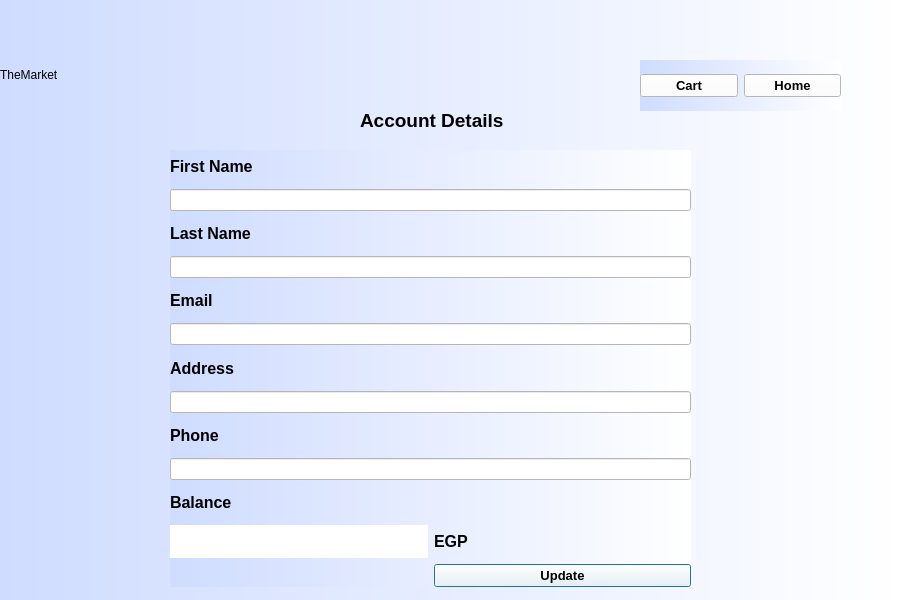
Before: the Qt Designer form Marketplace-Client/Marketplace-Client/account.ui in Ahmedkhalifa1999/Design-and-Implementation-of-a-Marketplace-system, drawn with Qt 5.
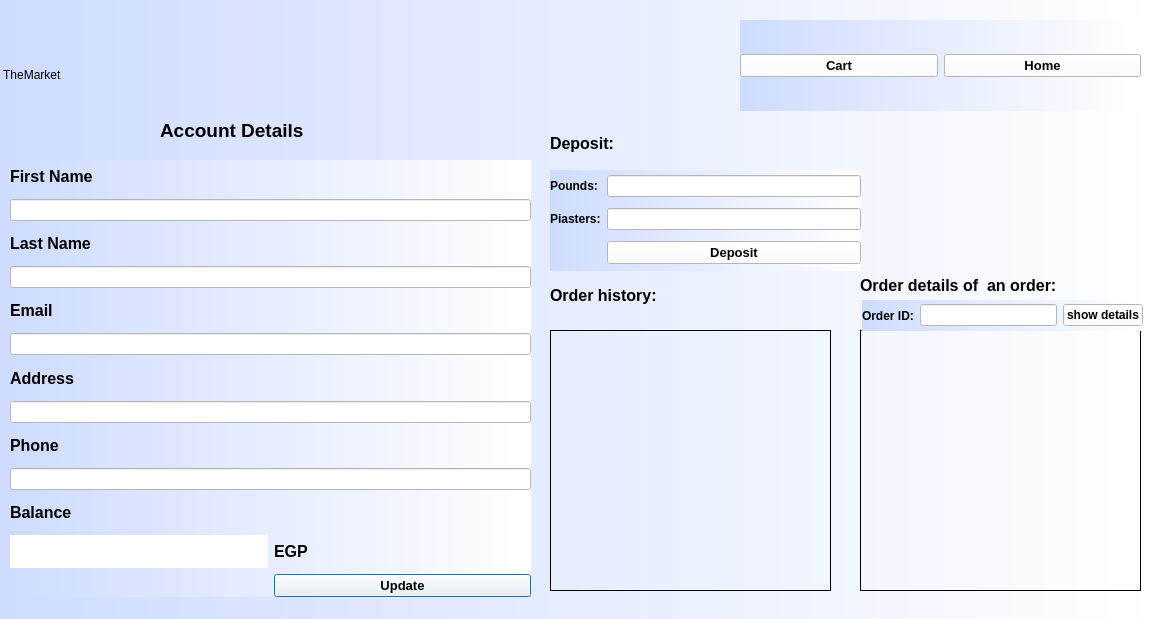
After: the same form once the commit is applied.

```diff
--- a/Marketplace-Client/Marketplace-Client/account.ui
+++ b/Marketplace-Client/Marketplace-Client/account.ui
@@ -6,8 +6,8 @@
    <rect>
     <x>0</x>
     <y>0</y>
-    <width>900</width>
-    <height>600</height>
+    <width>1157</width>
+    <height>619</height>
    </rect>
   </property>
   <property name="windowTitle">
@@ -31,14 +31,14 @@
 background-color: qradialgradient(spread:pad, cx:0.5, cy:0.5, radius:2, fx:0.500038, fy:0.511, stop:0.370192 rgba(255, 255, 255, 0), stop:0.4 rgba(255, 162, 162, 80), stop:0.425 rgba(255, 132, 132, 156), stop:0.427885 rgba(255, 188, 188, 80), stop:0.44 rgba(252, 128, 128, 80), stop:1 rgba(255, 255, 255, 0));</string>
    </property>
    <property name="text">
-    <string>TheMarket</string>
+    <string> TheMarket</string>
    </property>
   </widget>
   <widget class="QLabel" name="label_2">
    <property name="geometry">
     <rect>
-     <x>360</x>
-     <y>110</y>
+     <x>160</x>
+     <y>120</y>
      <width>171</width>
      <height>20</height>
     </rect>
@@ -61,8 +61,8 @@
   <widget class="QWidget" name="layoutWidget">
    <property name="geometry">
     <rect>
-     <x>170</x>
-     <y>150</y>
+     <x>10</x>
+     <y>160</y>
      <width>521</width>
      <height>437</height>
     </rect>
@@ -249,10 +249,10 @@
   <widget class="QWidget" name="layoutWidget">
    <property name="geometry">
     <rect>
-     <x>640</x>
-     <y>60</y>
-     <width>201</width>
-     <height>51</height>
+     <x>740</x>
+     <y>20</y>
+     <width>401</width>
+     <height>91</height>
     </rect>
    </property>
    <layout class="QHBoxLayout" name="horizontalLayout">
@@ -290,6 +290,255 @@
     </item>
    </layout>
   </widget>
+  <widget class="QLabel" name="label_4">
+   <property name="geometry">
+    <rect>
+     <x>550</x>
+     <y>130</y>
+     <width>78</width>
+     <height>27</height>
+    </rect>
+   </property>
+   <property name="font">
+    <font>
+     <pointsize>12</pointsize>
+     <bold>true</bold>
+    </font>
+   </property>
+   <property name="styleSheet">
+    <string notr="true">background-color: qradialgradient(spread:pad, cx:0.5, cy:0.5, radius:2, fx:0.500038, fy:0.511, stop:0.370192 rgba(255, 255, 255, 0), stop:0.4 rgba(255, 162, 162, 80), stop:0.425 rgba(255, 132, 132, 156), stop:0.427885 rgba(255, 188, 188, 80), stop:0.44 rgba(252, 128, 128, 80), stop:1 rgba(255, 255, 255, 0));</string>
+   </property>
+   <property name="text">
+    <string>Deposit:</string>
+   </property>
+  </widget>
+  <widget class="QWidget" name="gridLayoutWidget">
+   <property name="geometry">
+    <rect>
+     <x>550</x>
+     <y>170</y>
+     <width>311</width>
+     <height>101</height>
+    </rect>
+   </property>
+   <layout class="QGridLayout" name="gridLayout_2">
+    <item row="0" column="1">
+     <widget class="QLineEdit" name="poundLine">
+      <property name="styleSheet">
+       <string notr="true">background-color: rgb(255, 255, 255);</string>
+      </property>
+     </widget>
+    </item>
+    <item row="0" column="0">
+     <widget class="QLabel" name="label_8">
+      <property name="font">
+       <font>
+        <bold>true</bold>
+       </font>
+      </property>
+      <property name="styleSheet">
+       <string notr="true">background-color: qradialgradient(spread:pad, cx:0.5, cy:0.5, radius:2, fx:0.500038, fy:0.511, stop:0.370192 rgba(255, 255, 255, 0), stop:0.4 rgba(255, 162, 162, 80), stop:0.425 rgba(255, 132, 132, 156), stop:0.427885 rgba(255, 188, 188, 80), stop:0.44 rgba(252, 128, 128, 80), stop:1 rgba(255, 255, 255, 0));</string>
+      </property>
+      <property name="text">
+       <string>Pounds:</string>
+      </property>
+     </widget>
+    </item>
+    <item row="1" column="1">
+     <widget class="QLineEdit" name="piasterLine">
+      <property name="styleSheet">
+       <string notr="true">background-color: rgb(255, 255, 255);</string>
+      </property>
+     </widget>
+    </item>
+    <item row="1" column="0">
+     <widget class="QLabel" name="label_6">
+      <property name="font">
+       <font>
+        <bold>true</bold>
+       </font>
+      </property>
+      <property name="styleSheet">
+       <string notr="true">background-color: qradialgradient(spread:pad, cx:0.5, cy:0.5, radius:2, fx:0.500038, fy:0.511, stop:0.370192 rgba(255, 255, 255, 0), stop:0.4 rgba(255, 162, 162, 80), stop:0.425 rgba(255, 132, 132, 156), stop:0.427885 rgba(255, 188, 188, 80), stop:0.44 rgba(252, 128, 128, 80), stop:1 rgba(255, 255, 255, 0));</string>
+      </property>
+      <property name="text">
+       <string>Piasters:</string>
+      </property>
+     </widget>
+    </item>
+    <item row="2" column="1">
+     <widget class="QPushButton" name="deposit">
+      <property name="font">
+       <font>
+        <pointsize>10</pointsize>
+        <bold>true</bold>
+       </font>
+      </property>
+      <property name="styleSheet">
+       <string notr="true">background-color: rgb(255, 255, 255);</string>
+      </property>
+      <property name="text">
+       <string>Deposit</string>
+      </property>
+     </widget>
+    </item>
+   </layout>
+  </widget>
+  <widget class="QLabel" name="label_10">
+   <property name="geometry">
+    <rect>
+     <x>550</x>
+     <y>280</y>
+     <width>141</width>
+     <height>31</height>
+    </rect>
+   </property>
+   <property name="font">
+    <font>
+     <pointsize>12</pointsize>
+     <bold>true</bold>
+    </font>
+   </property>
+   <property name="styleSheet">
+    <string notr="true">background-color: qradialgradient(spread:pad, cx:0.5, cy:0.5, radius:2, fx:0.500038, fy:0.511, stop:0.370192 rgba(255, 255, 255, 0), stop:0.4 rgba(255, 162, 162, 80), stop:0.425 rgba(255, 132, 132, 156), stop:0.427885 rgba(255, 188, 188, 80), stop:0.44 rgba(252, 128, 128, 80), stop:1 rgba(255, 255, 255, 0));</string>
+   </property>
+   <property name="text">
+    <string>Order history:</string>
+   </property>
+  </widget>
+  <widget class="QLabel" name="label_11">
+   <property name="geometry">
+    <rect>
+     <x>860</x>
+     <y>270</y>
+     <width>271</width>
+     <height>31</height>
+    </rect>
+   </property>
+   <property name="font">
+    <font>
+     <pointsize>12</pointsize>
+     <bold>true</bold>
+    </font>
+   </property>
+   <property name="styleSheet">
+    <string notr="true">background-color: qradialgradient(spread:pad, cx:0.5, cy:0.5, radius:2, fx:0.500038, fy:0.511, stop:0.370192 rgba(255, 255, 255, 0), stop:0.4 rgba(255, 162, 162, 80), stop:0.425 rgba(255, 132, 132, 156), stop:0.427885 rgba(255, 188, 188, 80), stop:0.44 rgba(252, 128, 128, 80), stop:1 rgba(255, 255, 255, 0));</string>
+   </property>
+   <property name="text">
+    <string>Order details of  an order:</string>
+   </property>
+  </widget>
+  <widget class="QScrollArea" name="scrollArea">
+   <property name="geometry">
+    <rect>
+     <x>550</x>
+     <y>330</y>
+     <width>281</width>
+     <height>261</height>
+    </rect>
+   </property>
+   <property name="styleSheet">
+    <string notr="true">background-color: qradialgradient(spread:pad, cx:0.5, cy:0.5, radius:2, fx:0.500038, fy:0.511, stop:0.370192 rgba(255, 255, 255, 0), stop:0.4 rgba(255, 162, 162, 80), stop:0.425 rgba(255, 132, 132, 156), stop:0.427885 rgba(255, 188, 188, 80), stop:0.44 rgba(252, 128, 128, 80), stop:1 rgba(255, 255, 255, 0));</string>
+   </property>
+   <property name="widgetResizable">
+    <bool>true</bool>
+   </property>
+   <widget class="QWidget" name="scrollAreaWidgetContents">
+    <property name="geometry">
+     <rect>
+      <x>0</x>
+      <y>0</y>
+      <width>279</width>
+      <height>259</height>
+     </rect>
+    </property>
+    <layout class="QHBoxLayout" name="horizontalLayout_2">
+     <item>
+      <layout class="QGridLayout" name="gridLayout_3"/>
+     </item>
+    </layout>
+   </widget>
+  </widget>
+  <widget class="QScrollArea" name="scrollArea_2">
+   <property name="geometry">
+    <rect>
+     <x>860</x>
+     <y>330</y>
+     <width>281</width>
+     <height>261</height>
+    </rect>
+   </property>
+   <property name="styleSheet">
+    <string notr="true">background-color: qradialgradient(spread:pad, cx:0.5, cy:0.5, radius:2, fx:0.500038, fy:0.511, stop:0.370192 rgba(255, 255, 255, 0), stop:0.4 rgba(255, 162, 162, 80), stop:0.425 rgba(255, 132, 132, 156), stop:0.427885 rgba(255, 188, 188, 80), stop:0.44 rgba(252, 128, 128, 80), stop:1 rgba(255, 255, 255, 0));</string>
+   </property>
+   <property name="widgetResizable">
+    <bool>true</bool>
+   </property>
+   <widget class="QWidget" name="scrollAreaWidgetContents_2">
+    <property name="geometry">
+     <rect>
+      <x>0</x>
+      <y>0</y>
+      <width>279</width>
+      <height>259</height>
+     </rect>
+    </property>
+    <layout class="QHBoxLayout" name="horizontalLayout_3">
+     <item>
+      <layout class="QGridLayout" name="gridLayout_4"/>
+     </item>
+    </layout>
+   </widget>
+  </widget>
+  <widget class="QWidget" name="">
+   <property name="geometry">
+    <rect>
+     <x>862</x>
+     <y>300</y>
+     <width>281</width>
+     <height>31</height>
+    </rect>
+   </property>
+   <layout class="QHBoxLayout" name="horizontalLayout_4">
+    <item>
+     <widget class="QLabel" name="label_13">
+      <property name="font">
+       <font>
+        <bold>true</bold>
+       </font>
+      </property>
+      <property name="styleSheet">
+       <string notr="true">background-color: qradialgradient(spread:pad, cx:0.5, cy:0.5, radius:2, fx:0.500038, fy:0.511, stop:0.370192 rgba(255, 255, 255, 0), stop:0.4 rgba(255, 162, 162, 80), stop:0.425 rgba(255, 132, 132, 156), stop:0.427885 rgba(255, 188, 188, 80), stop:0.44 rgba(252, 128, 128, 80), stop:1 rgba(255, 255, 255, 0));</string>
+      </property>
+      <property name="text">
+       <string>Order ID:</string>
+      </property>
+     </widget>
+    </item>
+    <item>
+     <widget class="QLineEdit" name="orderIdLine">
+      <property name="styleSheet">
+       <string notr="true">background-color: rgb(255, 255, 255);</string>
+      </property>
+     </widget>
+    </item>
+    <item>
+     <widget class="QPushButton" name="orderDetail">
+      <property name="font">
+       <font>
+        <bold>true</bold>
+       </font>
+      </property>
+      <property name="styleSheet">
+       <string notr="true">background-color: rgb(255, 255, 255);</string>
+      </property>
+      <property name="text">
+       <string>show details</string>
+      </property>
+     </widget>
+    </item>
+   </layout>
+  </widget>
  </widget>
  <resources/>
  <connections/>
```
